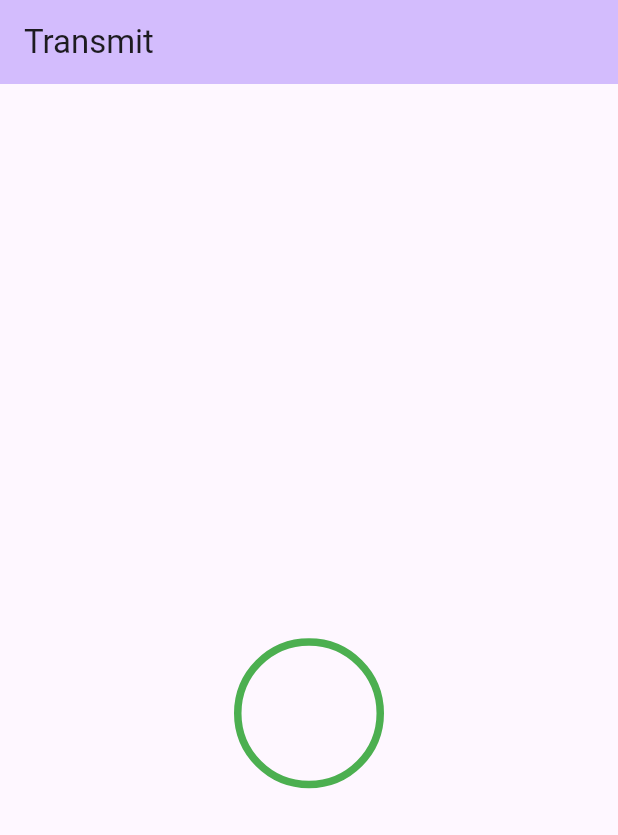
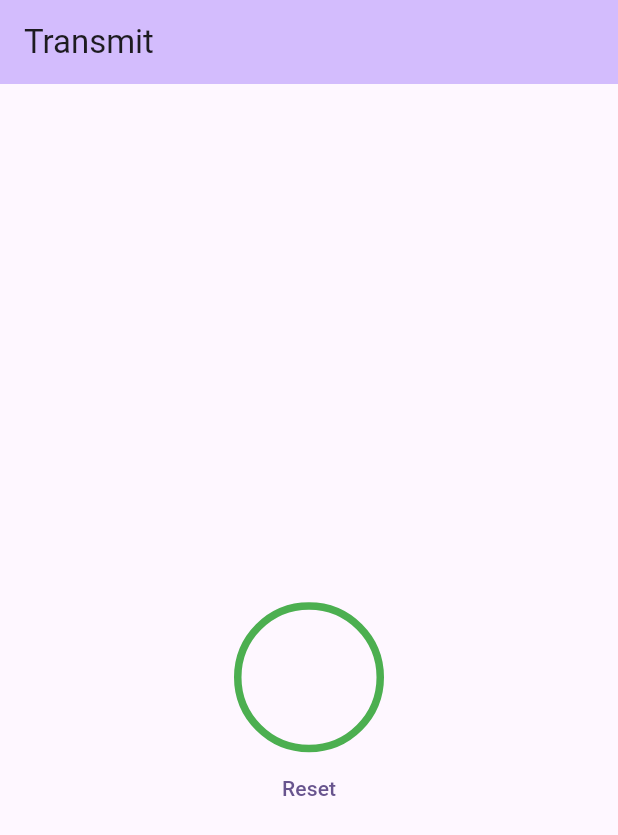
Before and after one commit to fkropfhamer/xokimilko, a Flutter app: the screen it shows after launch, on a phone screen of 412 x 824 dp. Shown: the top 835 px of the screen. Run offline on Flutter 3.47's test engine with Material 3 defaults, Android fonts, the phone set to English and light mode, and no system bars.

Commit message:
add reset.

```diff
--- a/lib/screens/transmit.dart
+++ b/lib/screens/transmit.dart
@@ -227,8 +227,8 @@ class _TransmitScreenState extends State<TransmitScreen> {
                                   width: min(width, 20),
                                   decoration: const BoxDecoration(
                                       color: Colors.black,
-                                    borderRadius:
-                                        BorderRadius.all(Radius.circular(5)))),
+                                      borderRadius: BorderRadius.all(
+                                          Radius.circular(5)))),
                             );
                           }
 
@@ -252,9 +252,18 @@ class _TransmitScreenState extends State<TransmitScreen> {
                         decoration: BoxDecoration(
                             // color: Colors.orange,
                             shape: BoxShape.circle,
-                          border: Border.all(width: 5.0, color: Colors.green))))
+                            border:
+                                Border.all(width: 5.0, color: Colors.green)))),
+                TextButton(
+                  onPressed: () {
+                    setState(() {
+                      transmits.clear();
+                      text = "";
+                    });
+                  },
+                  child: const Text("Reset"),
+                )
               ]),
-      ),
-    );
+        ));
   }
 }
```
Lines whose indentation alone changed are shown as unchanged.
